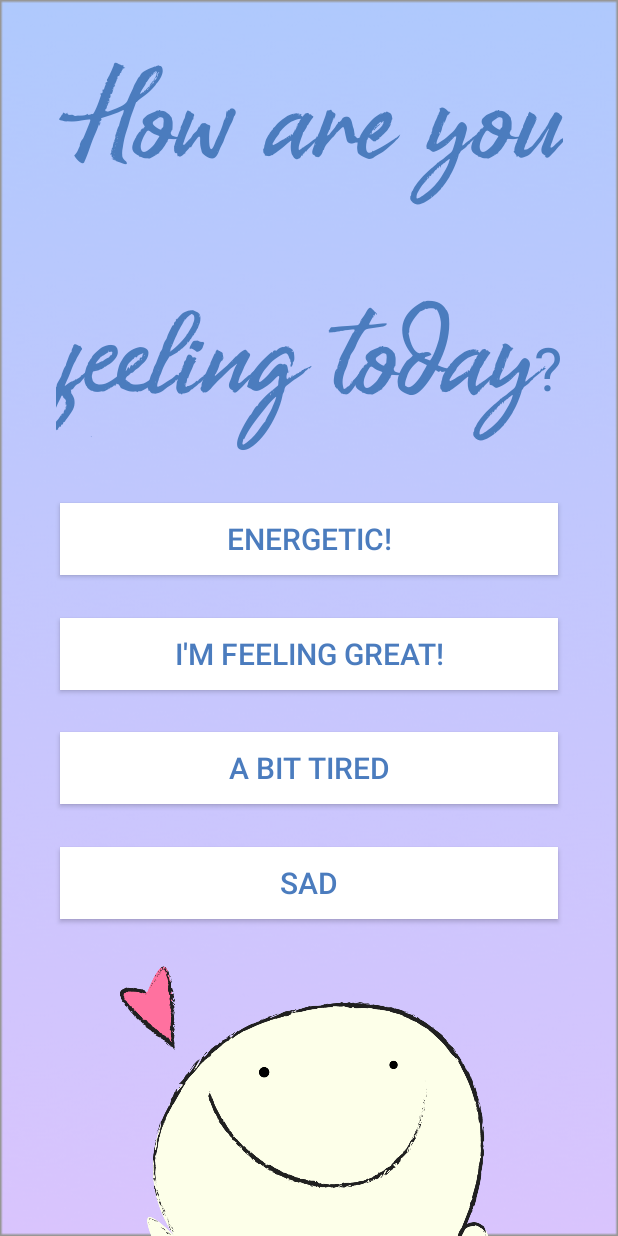
After one commit to Lon19/team-6, an Android app: the layout frag_daily_feeling.xml on its own in the app's theme, with its tools: preview values and no code run, on a phone screen of 412 x 824 dp. The commit adds this screen. Run offline under Robolectric (Android 15) with nearby library versions, the phone set to English and light mode, and no system bars.

Commit message:
Added some daily fragments

```diff
--- /dev/null
+++ b/Android/app/src/main/res/layout/frag_daily_feeling.xml
@@ -0,0 +1,99 @@
+<?xml version="1.0" encoding="utf-8"?><!--
+  ~ Created by Yip Tsz To on 11/2/19 5:02 AM.
+  ~ Copyright (c) 2019.
+  -->
+
+<androidx.constraintlayout.widget.ConstraintLayout xmlns:android="http://schemas.android.com/apk/res/android"
+    xmlns:app="http://schemas.android.com/apk/res-auto"
+    xmlns:tools="http://schemas.android.com/tools"
+    android:layout_width="match_parent"
+    android:layout_height="match_parent"
+    android:background="@drawable/background_game"
+    tools:context=".DailyActivity">
+
+    <TextView
+        android:id="@+id/view_text"
+        android:layout_width="wrap_content"
+        android:layout_height="wrap_content"
+        android:layout_marginTop="20dp"
+        android:fontFamily="@font/bill_smith"
+        android:gravity="center_horizontal"
+        android:text="How are you\nfeeling today?"
+        android:textColor="@color/text_blue"
+        android:textSize="40sp"
+        app:layout_constraintEnd_toEndOf="parent"
+        app:layout_constraintStart_toStartOf="parent"
+        app:layout_constraintTop_toTopOf="parent" />
+
+    <Button
+        android:id="@+id/view_feeling_0"
+        android:layout_width="0dp"
+        android:layout_height="wrap_content"
+        android:layout_marginHorizontal="40dp"
+        android:background="@android:color/white"
+        android:tag="0"
+        android:text="Energetic!"
+        android:textColor="@color/text_blue"
+        android:textSize="20sp"
+        app:layout_constraintEnd_toEndOf="parent"
+        app:layout_constraintStart_toStartOf="parent"
+        app:layout_constraintTop_toBottomOf="@id/view_text" />
+
+    <Button
+        android:id="@+id/view_feeling_1"
+        android:layout_width="0dp"
+        android:layout_height="wrap_content"
+        android:layout_marginHorizontal="40dp"
+        android:background="@android:color/white"
+        android:tag="1"
+        android:text="I'm feeling great!"
+        android:textColor="@color/text_blue"
+        android:textSize="20sp"
+        app:layout_constraintBottom_toTopOf="@id/view_feeling_2"
+        app:layout_constraintEnd_toEndOf="parent"
+        app:layout_constraintStart_toStartOf="parent"
+        app:layout_constraintTop_toBottomOf="@id/view_feeling_0" />
+
+    <Button
+        android:id="@+id/view_feeling_2"
+        android:layout_width="0dp"
+        android:layout_height="wrap_content"
+        android:layout_marginHorizontal="40dp"
+        android:background="@android:color/white"
+        android:tag="2"
+        android:text="A bit tired"
+        android:textColor="@color/text_blue"
+        android:textSize="20sp"
+        app:layout_constraintBottom_toTopOf="@id/view_feeling_3"
+        app:layout_constraintEnd_toEndOf="parent"
+        app:layout_constraintStart_toStartOf="parent"
+        app:layout_constraintTop_toBottomOf="@id/view_feeling_1" />
+
+    <Button
+        android:id="@+id/view_feeling_3"
+        android:layout_width="0dp"
+        android:layout_height="wrap_content"
+        android:layout_marginHorizontal="40dp"
+        android:background="@android:color/white"
+        android:tag="3"
+        android:text="Sad"
+        android:textColor="@color/text_blue"
+        android:textSize="20sp"
+        app:layout_constraintBottom_toTopOf="@id/view_image"
+        app:layout_constraintEnd_toEndOf="parent"
+        app:layout_constraintStart_toStartOf="parent"
+        app:layout_constraintTop_toBottomOf="@id/view_feeling_2" />
+
+
+    <ImageView
+        android:id="@+id/view_image"
+        android:layout_width="0dp"
+        android:layout_height="wrap_content"
+        android:layout_marginHorizontal="80dp"
+        android:adjustViewBounds="true"
+        android:src="@drawable/buddy_heart"
+        app:layout_constraintBottom_toBottomOf="parent"
+        app:layout_constraintEnd_toEndOf="parent"
+        app:layout_constraintStart_toStartOf="parent" />
+
+</androidx.constraintlayout.widget.ConstraintLayout>
--- a/Android/app/src/main/res/values/styles.xml
+++ b/Android/app/src/main/res/values/styles.xml
@@ -6,12 +6,10 @@
 <resources>
 
     <!-- Base application theme. -->
-    <style name="AppTheme" parent="Theme.AppCompat.Light.DarkActionBar">
+    <style name="AppTheme" parent="Theme.AppCompat.Light.NoActionBar">
         <!-- Customize your theme here. -->
         <item name="colorPrimary">@color/colorPrimary</item>
         <item name="colorPrimaryDark">@color/colorPrimaryDark</item>
         <item name="colorAccent">@color/colorAccent</item>
     </style>
-
-    <style name="NoActionBar" parent="Theme.AppCompat.Light.NoActionBar" />
 </resources>
```
Also changed, not shown: Android/app/src/main/AndroidManifest.xml (+5 -5 lines), Android/app/src/main/java/org/ytt/code4good/DailyActivity.kt (added, +67 -0 lines), Android/app/src/main/java/org/ytt/code4good/DailyFragments.kt (added, +107 -0 lines), Android/app/src/main/java/org/ytt/code4good/MainActivity.kt (+33 -41 lines), Android/app/src/main/res/drawable/ic_arrow_forward.xml (added, +10 -0 lines), Android/app/src/main/res/layout/activity_daily.xml (added, +9 -0 lines), Android/app/src/main/res/layout/frag_daily_new_friend.xml (added, +68 -0 lines), Android/app/src/main/res/layout/frag_daily_welcome.xml (added, +52 -0 lines), Android/app/src/main/res/drawable/buddy_heart.png (added), Android/app/src/main/res/font/bill_smith.ttf (added).
